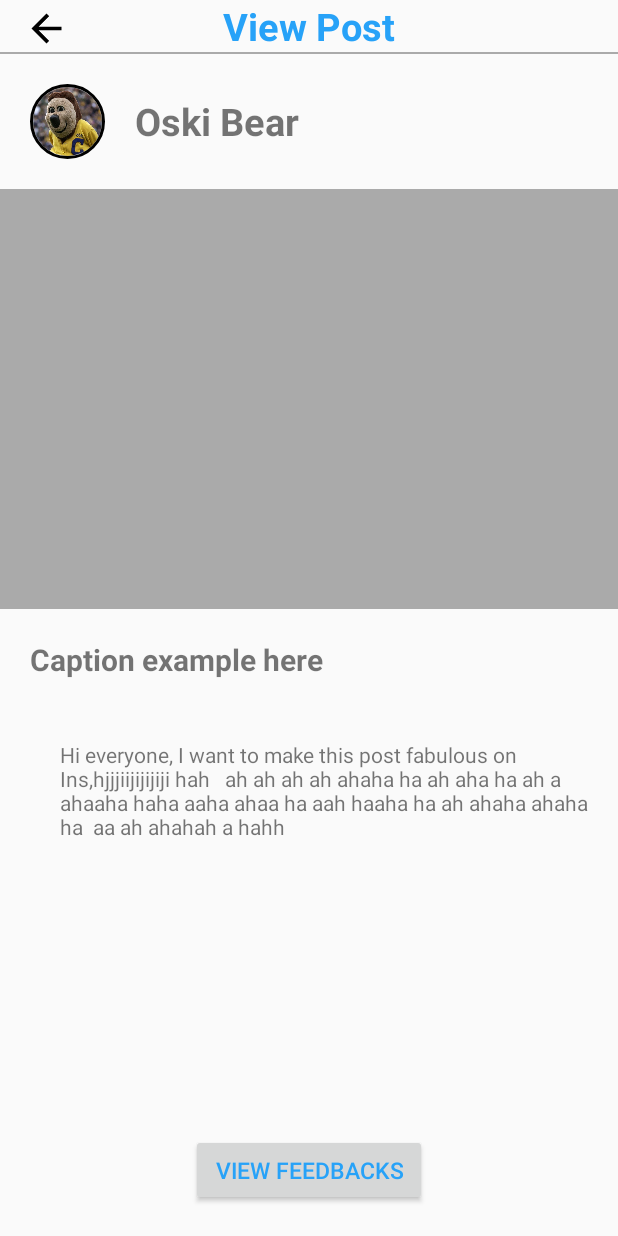
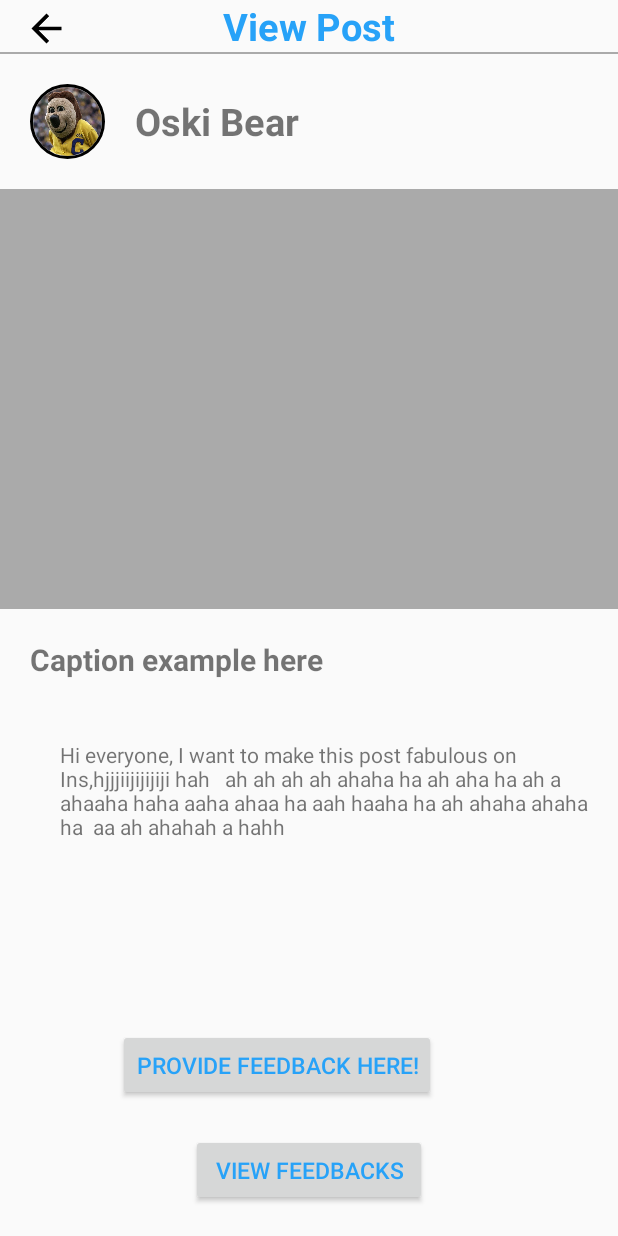
Before and after one commit to gnahum12345/CS160-Final-Project, an Android app: the layout activity_post_detail.xml on its own in the app's theme, with its tools: preview values and no code run, on a phone screen of 412 x 824 dp. Run offline under Robolectric (Android 15) with nearby library versions, the phone set to English and light mode, and no system bars.

Commit message:
Added Specific Post details as well as transition to Providing feedback

```diff
--- a/app/src/main/java/com/example/gabriel/sociala/HomeActivity.java
+++ b/app/src/main/java/com/example/gabriel/sociala/HomeActivity.java
@@ -236,7 +236,7 @@ public class HomeActivity extends AppCompatActivity implements View.OnClickListe
                     ClipboardManager clipboardManager = (ClipboardManager)getSystemService(CLIPBOARD_SERVICE);
                     ClipData myClip = ClipData.newPlainText("text", p.getPhoto().getUrl());
                     clipboardManager.setPrimaryClip(myClip);
-                    Intent i = new Intent(HomeActivity.this, EditFeedbackActivity.class);
+                    Intent i = new Intent(HomeActivity.this, PostDetailActivity.class);
                     i.putExtra("postID", p.getID());
                     startActivity(i);
                 }
--- a/app/src/main/java/com/example/gabriel/sociala/PostFeedbackActivity.java
+++ b/app/src/main/java/com/example/gabriel/sociala/PostFeedbackActivity.java
@@ -68,7 +68,6 @@ public class PostFeedbackActivity extends AppCompatActivity {
                 public void done(List<Post> objects, ParseException e) {
                     if (e == null) {
                         post = objects.get(0);
-
                         try {
                             ParseUser parseUser = post.getCreator().fetchIfNeeded();
                             userName.setText(parseUser.getUsername());
--- a/app/src/main/res/layout/activity_edit_feedback.xml
+++ b/app/src/main/res/layout/activity_edit_feedback.xml
@@ -12,7 +12,6 @@
         android:layout_width="match_parent"
         android:layout_height="280dp"
         android:scaleType="fitXY"
-        android:background="@drawable/feedbackpic"
         app:layout_constraintBottom_toBottomOf="parent"
         app:layout_constraintEnd_toEndOf="parent"
         app:layout_constraintHorizontal_bias="0.0"
--- a/app/src/main/res/layout/activity_post_detail.xml
+++ b/app/src/main/res/layout/activity_post_detail.xml
@@ -58,7 +58,7 @@
 
             <de.hdodenhof.circleimageview.CircleImageView
                 android:layout_margin="20dp"
-                android:id="@+id/post_owner_avator"
+                android:id="@+id/profile_pic"
                 android:layout_width="50dp"
                 android:layout_height="50dp"
                 android:src="@drawable/oski"
@@ -71,10 +71,11 @@
 
             <TextView
                 android:layout_width="wrap_content"
+                android:id="@+id/username"
                 android:text="Oski Bear"
                 android:textStyle="bold"
                 android:layout_centerVertical="true"
-                android:layout_toEndOf="@+id/post_owner_avator"
+                android:layout_toEndOf="@+id/profile_pic"
                 android:textSize="25sp"
                 android:layout_height="wrap_content"/>
         </RelativeLayout>
@@ -123,4 +124,16 @@
         android:textColor="@color/colorPrimary"
         android:text=" View Feedbacks " />
 
+    <Button
+        android:id="@+id/provide_feedback_btn"
+        android:layout_width="wrap_content"
+        android:layout_height="wrap_content"
+        android:layout_above="@+id/view_feedback_btn"
+        android:layout_alignParentEnd="true"
+        android:layout_marginEnd="121dp"
+        android:layout_marginBottom="22dp"
+        android:text="Provide Feedback here!"
+        android:textColor="@color/colorPrimary"
+        android:textSize="15sp" />
+
 </RelativeLayout>
```
Also changed, not shown: app/src/main/java/com/example/gabriel/sociala/FeedbacksActivity.java (+36 -25 lines), app/src/main/java/com/example/gabriel/sociala/PostDetailActivity.java (+95 -7 lines).
